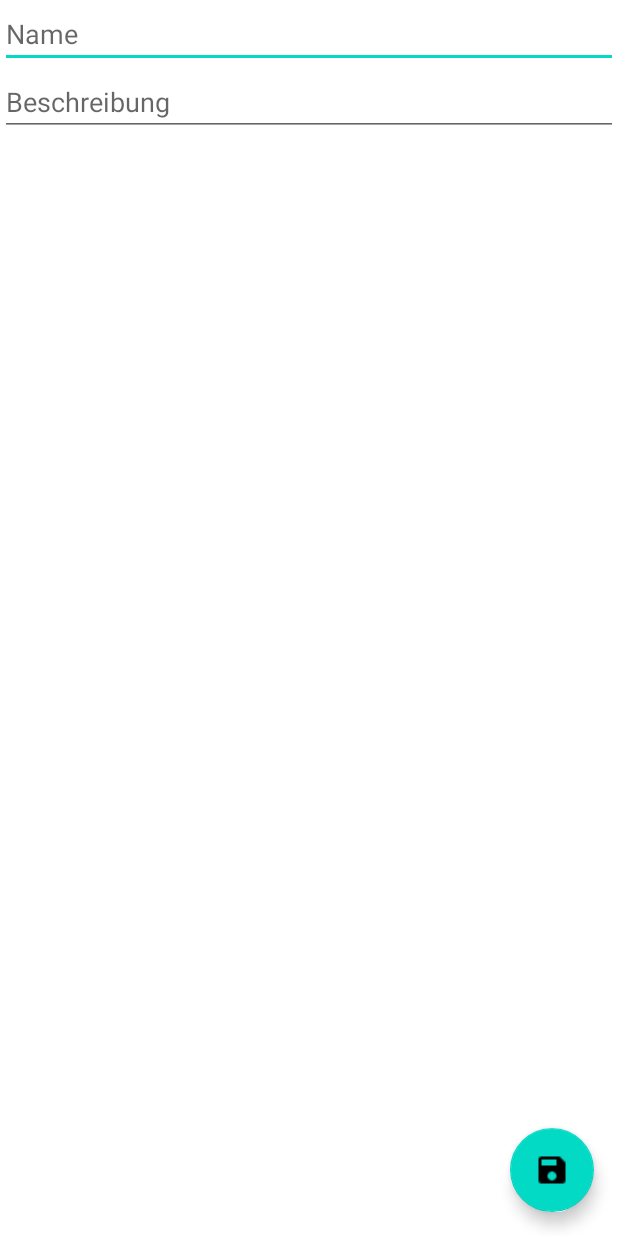
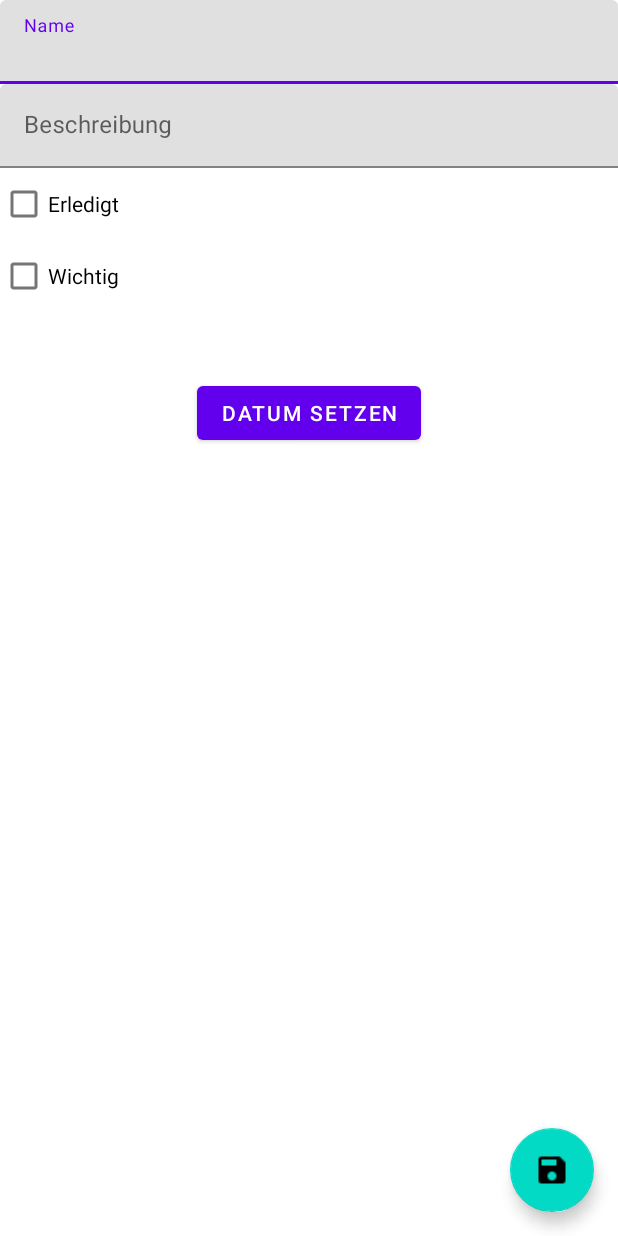
Before and after one commit to eichstaedtk/todo, an Android app: the layout activity_detailview.xml on its own in the app's theme, with its tools: preview values and no code run, on a phone screen of 412 x 824 dp. Run offline under Robolectric (Android 15) with nearby library versions, the phone set to English and light mode, and no system bars.

```diff
--- a/app/src/main/java/de/eichstaedt/todos/domain/ToDo.java
+++ b/app/src/main/java/de/eichstaedt/todos/domain/ToDo.java
@@ -1,4 +1,6 @@
 package de.eichstaedt.todos.domain;
+
+import static de.eichstaedt.todos.infrastructure.persistence.FirebaseDocumentMapper.DATE_FORMAT;
 
 import androidx.annotation.NonNull;
 import androidx.room.ColumnInfo;
@@ -9,6 +11,7 @@ import androidx.room.TypeConverters;
 import de.eichstaedt.todos.infrastructure.persistence.LocalDateTimeConverter;
 import de.eichstaedt.todos.infrastructure.view.ToDoDetailView;
 import java.time.LocalDateTime;
+import java.time.format.DateTimeFormatter;
 import java.util.UUID;
 import org.parceler.Parcel;
 
@@ -28,7 +31,7 @@ public class ToDo {
         this.beschreibung = toDoDetailView.getBeschreibung();
         this.erledigt = toDoDetailView.isErledigt();
         this.wichtig = toDoDetailView.isWichtig();
-        this.faellig = toDoDetailView.getFaellig();
+        this.faellig = LocalDateTime.parse(toDoDetailView.getFaellig(),DateTimeFormatter.ofPattern(DATE_FORMAT));
     }
 
     @Ignore
--- a/app/src/main/java/de/eichstaedt/todos/infrastructure/view/DetailViewBindingContract.java
+++ b/app/src/main/java/de/eichstaedt/todos/infrastructure/view/DetailViewBindingContract.java
@@ -4,5 +4,6 @@ public interface DetailViewBindingContract {
 
   interface Presenter {
     void onClickSaveToDoButton(ToDoDetailView toDoDetailView);
+    void showDatePicker(ToDoDetailView toDoDetailView);
   }
 }
--- a/app/src/main/res/layout/activity_detailview.xml
+++ b/app/src/main/res/layout/activity_detailview.xml
@@ -1,5 +1,6 @@
 <?xml version="1.0" encoding="utf-8"?>
-<layout xmlns:android="http://schemas.android.com/apk/res/android"
+<layout xmlns:tools="http://schemas.android.com/tools"
+  xmlns:android="http://schemas.android.com/apk/res/android"
   xmlns:app="http://schemas.android.com/apk/res-auto">
   <data>
     <variable
@@ -14,21 +15,76 @@
     android:layout_width="match_parent"
     android:layout_height="match_parent">
 
-    <EditText
-      android:hint="@string/hint_name"
+    <com.google.android.material.textfield.TextInputLayout
       android:id="@+id/itemName"
+      app:layout_constraintTop_toTopOf="parent"
       android:layout_width="match_parent"
-      android:layout_height="wrap_content"
-      android:text="@={todo.name}"
-      app:layout_constraintTop_toTopOf="parent"></EditText>
+      android:layout_height="wrap_content">
 
-    <EditText
-      android:hint="@string/hint_beschreibung"
+      <com.google.android.material.textfield.TextInputEditText
+        android:layout_width="match_parent"
+        android:layout_height="wrap_content"
+        android:hint="@string/hint_name"
+        layout_width="match_parent"
+        layout_height="wrap_content"
+        android:text="@={todo.name}" />
+
+    </com.google.android.material.textfield.TextInputLayout>
+
+    <com.google.android.material.textfield.TextInputLayout
+      app:layout_constraintTop_toBottomOf="@id/itemName"
       android:id="@+id/itemBeschreibung"
       android:layout_width="match_parent"
+      android:layout_height="wrap_content">
+
+      <com.google.android.material.textfield.TextInputEditText
+        android:layout_width="match_parent"
+        android:layout_height="wrap_content"
+        android:hint="@string/hint_beschreibung"
+        layout_width="match_parent"
+        layout_height="wrap_content"
+        android:text="@={todo.beschreibung}" />
+
+    </com.google.android.material.textfield.TextInputLayout>
+
+    <CheckBox
+      android:id="@+id/todoErledigt"
+      android:layout_width="wrap_content"
       android:layout_height="wrap_content"
-      android:text="@={todo.beschreibung}"
-      app:layout_constraintTop_toBottomOf="@+id/itemName"></EditText>
+      android:text="Erledigt"
+      android:checked="@={todo.erledigt}"
+      app:layout_constraintTop_toBottomOf="@id/itemBeschreibung"
+      app:layout_constraintLeft_toLeftOf="@id/itemBeschreibung"></CheckBox>
+
+    <CheckBox
+      android:id="@+id/todoWichtig"
+      android:layout_width="wrap_content"
+      android:layout_height="wrap_content"
+      android:text="Wichtig"
+      android:checked="@={todo.wichtig}"
+      app:layout_constraintTop_toBottomOf="@id/todoErledigt"
+      app:layout_constraintLeft_toLeftOf="@id/todoErledigt">
+    </CheckBox>
+
+    <TextView
+      android:id="@+id/output"
+      android:layout_width="wrap_content"
+      android:layout_height="wrap_content"
+      android:text="@={todo.faellig}"
+      android:textSize="20sp"
+      app:layout_constraintTop_toBottomOf="@id/todoWichtig"
+      app:layout_constraintLeft_toLeftOf="parent"/>
+
+    <com.google.android.material.button.MaterialButton
+      android:id="@+id/todoFaelligButton"
+      android:layout_width="wrap_content"
+      android:layout_height="0dp"
+      android:text="Datum setzen"
+      android:layout_marginTop="16dp"
+      android:onClick="@{(v) -> presenter.showDatePicker(todo)}"
+      app:layout_constraintEnd_toEndOf="parent"
+      app:layout_constraintStart_toStartOf="parent"
+      app:layout_constraintTop_toBottomOf="@+id/output" />
 
     <com.google.android.material.floatingactionbutton.FloatingActionButton
       android:id="@+id/saveToDoButton"
```
Also changed, not shown: app/src/main/java/de/eichstaedt/todos/DetailViewActivity.java (+11 -1 lines), app/src/main/java/de/eichstaedt/todos/infrastructure/view/DetailViewPresenter.java (+38 -1 lines), app/src/main/java/de/eichstaedt/todos/infrastructure/view/ToDoDetailView.java (+7 -4 lines).
